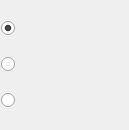
Old version of the form AraSteamManager/subform/formcompareprofilefilter.ui in the repository Arankir/AraSteamManager.
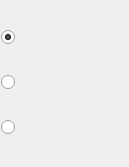
New version of the form. Custom widgets are drawn as their Qt base class.

```diff
--- a/AraSteamManager/subform/formcompareprofilefilter.ui
+++ b/AraSteamManager/subform/formcompareprofilefilter.ui
@@ -7,7 +7,7 @@
     <x>0</x>
     <y>0</y>
     <width>129</width>
-    <height>130</height>
+    <height>167</height>
    </rect>
   </property>
   <property name="font">
@@ -36,16 +36,27 @@
    </property>
    <item>
     <widget class="QRadioButtonWithData" name="RadioButtonAll">
+     <property name="text">
+      <string notr="true"/>
+     </property>
      <property name="checked">
       <bool>true</bool>
      </property>
     </widget>
    </item>
    <item>
-    <widget class="QRadioButtonWithData" name="RadioButtonReached"/>
+    <widget class="QRadioButtonWithData" name="RadioButtonReached">
+     <property name="text">
+      <string notr="true"/>
+     </property>
+    </widget>
    </item>
    <item>
-    <widget class="QRadioButtonWithData" name="RadioButtonNotReached"/>
+    <widget class="QRadioButtonWithData" name="RadioButtonNotReached">
+     <property name="text">
+      <string notr="true"/>
+     </property>
+    </widget>
    </item>
   </layout>
  </widget>
```
